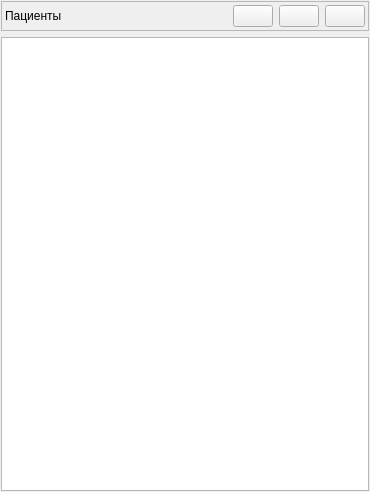
This is client_widgets/database_widgets/patientswidget.ui in grigp/a-analyser as Qt 5 draws it before an edit. The edited form follows.
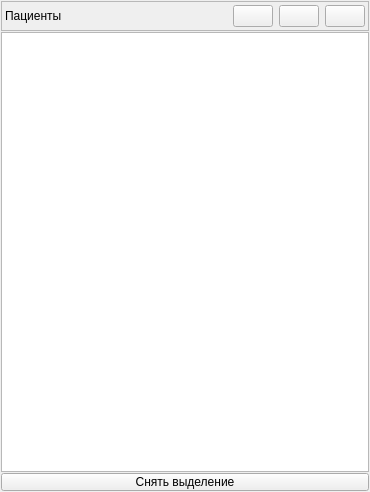
This is the edited form. Icons and pictures are not drawn.

What changed in the file:
```diff
--- a/client_widgets/database_widgets/patientswidget.ui
+++ b/client_widgets/database_widgets/patientswidget.ui
@@ -14,6 +14,9 @@
    <string>Form</string>
   </property>
   <layout class="QVBoxLayout" name="verticalLayout">
+   <property name="spacing">
+    <number>1</number>
+   </property>
    <property name="leftMargin">
     <number>1</number>
    </property>
@@ -144,6 +147,19 @@
      </property>
     </widget>
    </item>
+   <item>
+    <widget class="QPushButton" name="btnUnselect">
+     <property name="maximumSize">
+      <size>
+       <width>16777215</width>
+       <height>18</height>
+      </size>
+     </property>
+     <property name="text">
+      <string>Снять выделение</string>
+     </property>
+    </widget>
+   </item>
   </layout>
  </widget>
  <resources>
```
Left out of the diff: 17 changed lines with no effect on the pictures.
